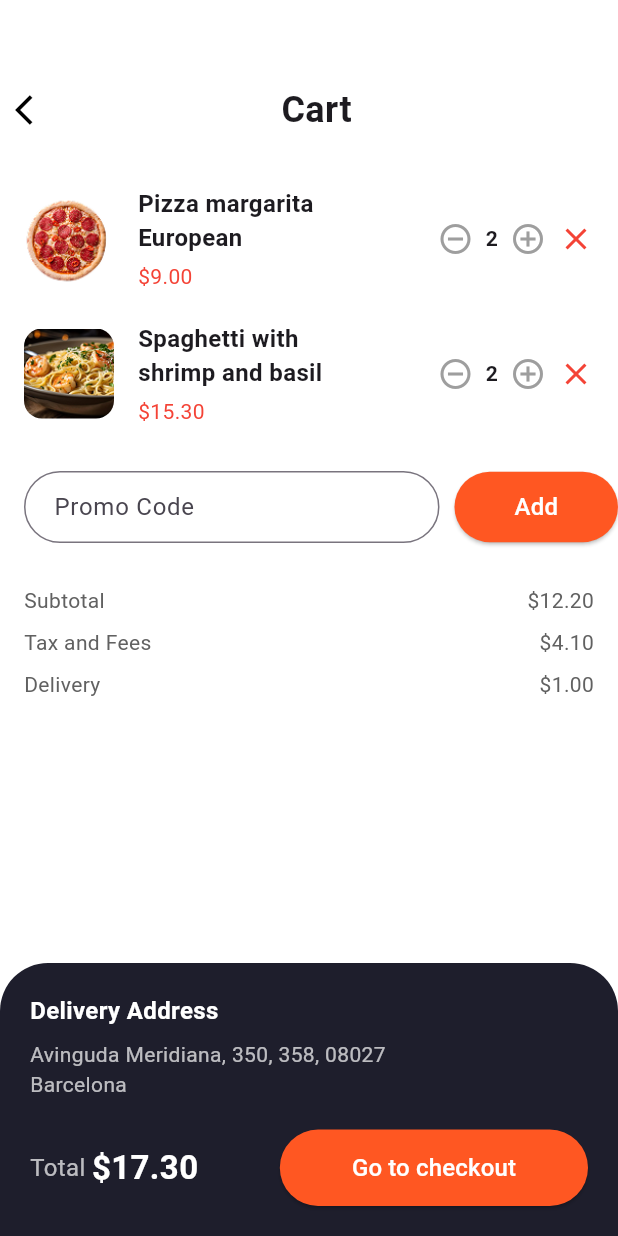
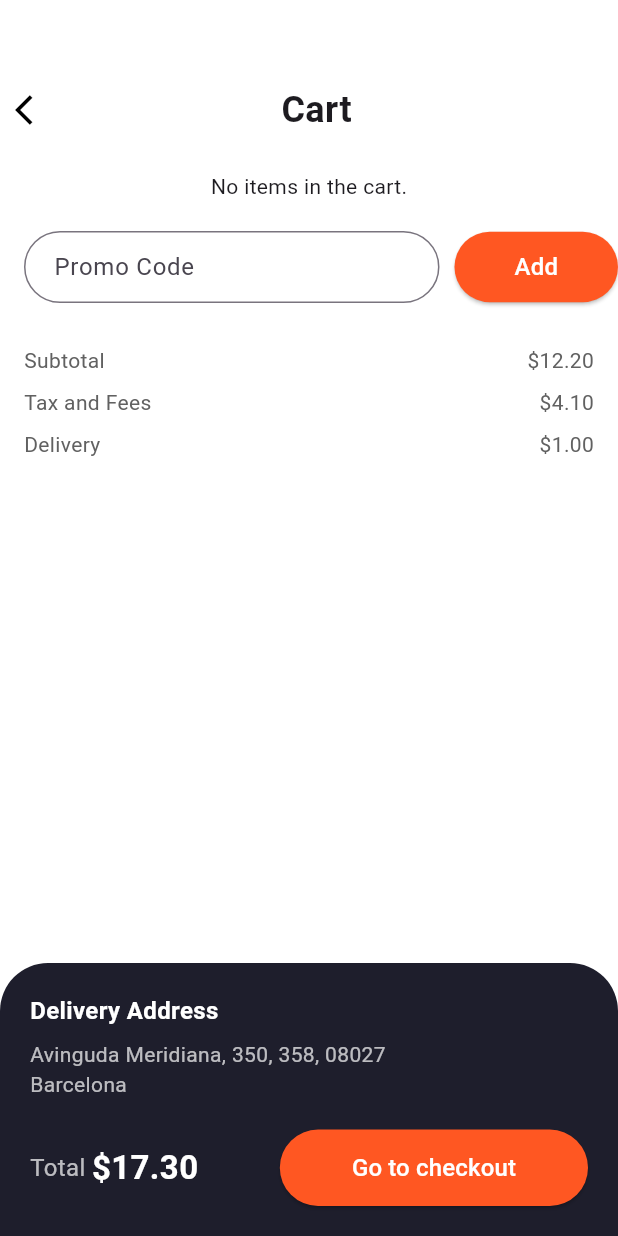
Before and after one commit to YoussefFayad14/Comida, a Flutter app: the CartScreen screen opened by its route, on a phone screen of 412 x 824 dp. Run offline on Flutter 3.47's test engine with Material 3 defaults, Android fonts, the phone set to English and light mode, and no system bars; our stand-ins replace dio, pretty_dio_logger, shared_preferences, sqflite; accounts and stored records are empty.

Commit message:
Implement Cart Screen, Update Database Schema, and Integrate Cart Functionality

```diff
--- a/lib/presentation/screens/CartScreen.dart
+++ b/lib/presentation/screens/CartScreen.dart
@@ -1,15 +1,31 @@
 import 'package:flutter/material.dart';
+import '../../data/local/DatabaseHelper.dart';
 import '../widgets/CartItemWidget.dart';
 import '../widgets/SummaryRow.dart';
+import 'HomeScreen.dart';
 
-void main() {
-  runApp(MaterialApp(
-    home: CartScreen(),
-  ));
+class CartScreen extends StatefulWidget {
+  const CartScreen({super.key});
+
+  @override
+  State<CartScreen> createState() => _CartScreenState();
 }
 
-class CartScreen extends StatelessWidget {
-  const CartScreen({super.key});
+class _CartScreenState extends State<CartScreen> {
+  late Future<List<Map<String, dynamic>>> orders;
+
+  @override
+  void initState() {
+    super.initState();
+    orders = DatabaseHelper().getAllOrders();
+  }
+
+  void removeOrder(int id, int index) async {
+    await DatabaseHelper().deleteOrder(id);
+    setState(() {
+      orders = DatabaseHelper().getAllOrders();
+    });
+  }
 
   @override
   Widget build(BuildContext context) {
@@ -21,34 +37,55 @@ class CartScreen extends StatelessWidget {
           Row(
             children: [
               SizedBox(width: 10),
-              Icon(
-                  Icons.arrow_back_ios,
-                  color: Colors.black
+              GestureDetector(
+                onTap: () {
+                  Navigator.push(
+                    context,
+                    MaterialPageRoute(builder: (context) => HomeScreen()),
+                  );
+                },
+                child: Icon(Icons.arrow_back_ios, color: Colors.black),
               ),
               Spacer(),
               Text(
                 "Cart",
-                style: TextStyle(
-                    fontSize: 24,
-                    fontWeight: FontWeight.bold
-                ),
+                style: TextStyle(fontSize: 24, fontWeight: FontWeight.bold),
               ),
               Spacer(),
               SizedBox(width: 24),
             ],
           ),
           SizedBox(height: 24),
-          CartItemWidget(
-            image: 'assets/images/pizza2.png',
-            name: 'Pizza margarita\nEuropean',
-            price: 9.00,
-            quantity: 2,
+          FutureBuilder<List<Map<String, dynamic>>>(
+            future: orders,
+            builder: (context, snapshot) {
+              if (snapshot.connectionState == ConnectionState.waiting) {
+                return Center(child: CircularProgressIndicator());
+              } else if (snapshot.hasError) {
+                return Center(child: Text('Error: ${snapshot.error}'));
+              } else if (!snapshot.hasData || snapshot.data!.isEmpty) {
+                return Center(child: Text('No items in the cart.'));
+              } else {
+                List<Map<String, dynamic>> orders = snapshot.data!;
+                return Expanded(
+                  child: ListView.builder(
+                    itemCount: orders.length,
+                    itemBuilder: (context, index) {
+                      return CartItemWidget(
+                        image: orders[index]['image_path'],
+                        name: orders[index]['item_name'],
+                        category: orders[index]['item_category'],
+                        quantity: orders[index]['quantity'],
+                        onDelete: () {
+                          removeOrder(orders[index]['id'], index);
+                        },
+
+                      );
+                    },
                   ),
-          CartItemWidget(
-            image: 'assets/images/pasta.png',
-            name: 'Spaghetti with\nshrimp and basil',
-            price: 15.30,
-            quantity: 2,
+                );
+              }
+            },
           ),
           SizedBox(height: 20),
           Row(
@@ -78,14 +115,10 @@ class CartScreen extends StatelessWidget {
                   ),
                 ),
                 child: Padding(
-                  padding:
-                  EdgeInsets.symmetric(horizontal: 16, vertical: 12),
+                  padding: EdgeInsets.symmetric(horizontal: 16, vertical: 12),
                   child: Text(
                     "Add",
-                    style: TextStyle(
-                        color: Colors.white,
-                        fontSize: 16
-                    ),
+                    style: TextStyle(color: Colors.white, fontSize: 16),
                   ),
                 ),
               ),
@@ -110,7 +143,9 @@ class CartScreen extends StatelessWidget {
                   style: TextStyle(
                     fontWeight: FontWeight.bold,
                     fontSize: 16,
-                        color: Colors.white)),
+                    color: Colors.white,
+                  ),
+                ),
                 SizedBox(height: 8),
                 Text(
                   "Avinguda Meridiana, 350, 358, 08027\nBarcelona",
@@ -128,7 +163,8 @@ class CartScreen extends StatelessWidget {
                       style: TextStyle(
                         color: Colors.white,
                         fontWeight: FontWeight.bold,
-                          fontSize: 22),
+                        fontSize: 22,
+                      ),
                     ),
                     Spacer(),
                     ElevatedButton(
@@ -140,21 +176,21 @@ class CartScreen extends StatelessWidget {
                         ),
                       ),
                       child: Padding(
-                        padding: EdgeInsets.symmetric(horizontal: 24, vertical: 14),
+                        padding: EdgeInsets.symmetric(
+                          horizontal: 24,
+                          vertical: 14,
+                        ),
                         child: Text(
                           "Go to checkout",
-                          style: TextStyle(
-                              color: Colors.white,
-                              fontSize: 16
-                          ),
+                          style: TextStyle(color: Colors.white, fontSize: 16),
                         ),
                       ),
                     ),
                   ],
-                )
+                ),
               ],
             ),
-          )
+          ),
         ],
       ),
     );
--- a/lib/presentation/widgets/CartItemWidget.dart
+++ b/lib/presentation/widgets/CartItemWidget.dart
@@ -3,15 +3,17 @@ import 'package:flutter/material.dart';
 class CartItemWidget extends StatelessWidget {
   final String image;
   final String name;
-  final double price;
+  final String category;
   final int quantity;
+  final VoidCallback  onDelete;
 
   const CartItemWidget({
     super.key,
     required this.image,
     required this.name,
-    required this.price,
+    required this.category,
     required this.quantity,
+    required this.onDelete,
   });
 
   @override
@@ -22,18 +24,19 @@ class CartItemWidget extends StatelessWidget {
         children: [
           ClipRRect(
             borderRadius: BorderRadius.circular(12),
-            child: Image.asset(image, width: 60, height: 60, fit: BoxFit.cover),
+            child: Image.network(image, width: 60, height: 60, fit: BoxFit.cover),
           ),
           SizedBox(width: 16),
           Expanded(
             child: Column(
               crossAxisAlignment: CrossAxisAlignment.start,
               children: [
-                Text(name,
-                    style:
-                    TextStyle(fontWeight: FontWeight.bold, fontSize: 16)),
+                Text(
+                    name,
+                    style: TextStyle(fontWeight: FontWeight.bold, fontSize: 16)),
                 SizedBox(height: 4),
-                Text("\$${price.toStringAsFixed(2)}",
+                Text(
+                    category,
                     style: TextStyle(color: Colors.red, fontSize: 14)),
               ],
             ),
@@ -49,7 +52,12 @@ class CartItemWidget extends StatelessWidget {
             ],
           ),
           SizedBox(width: 8),
-          Icon(Icons.close, color: Colors.red),
+          GestureDetector(
+            onTap: () {
+              onDelete();
+            },
+            child: Icon(Icons.close, color: Colors.red),
+          ),
         ],
       ),
     );
```
Also changed, not shown: lib/data/local/DatabaseHelper.dart (+57 -1 lines), lib/presentation/screens/FoodDetailsScreen.dart (+24 -2 lines), lib/presentation/screens/HomeScreen.dart (+44 -1 lines), lib/presentation/widgets/DeliveryAddressWidget.dart (+13 -5 lines). Lines whose indentation alone changed are shown as unchanged.
